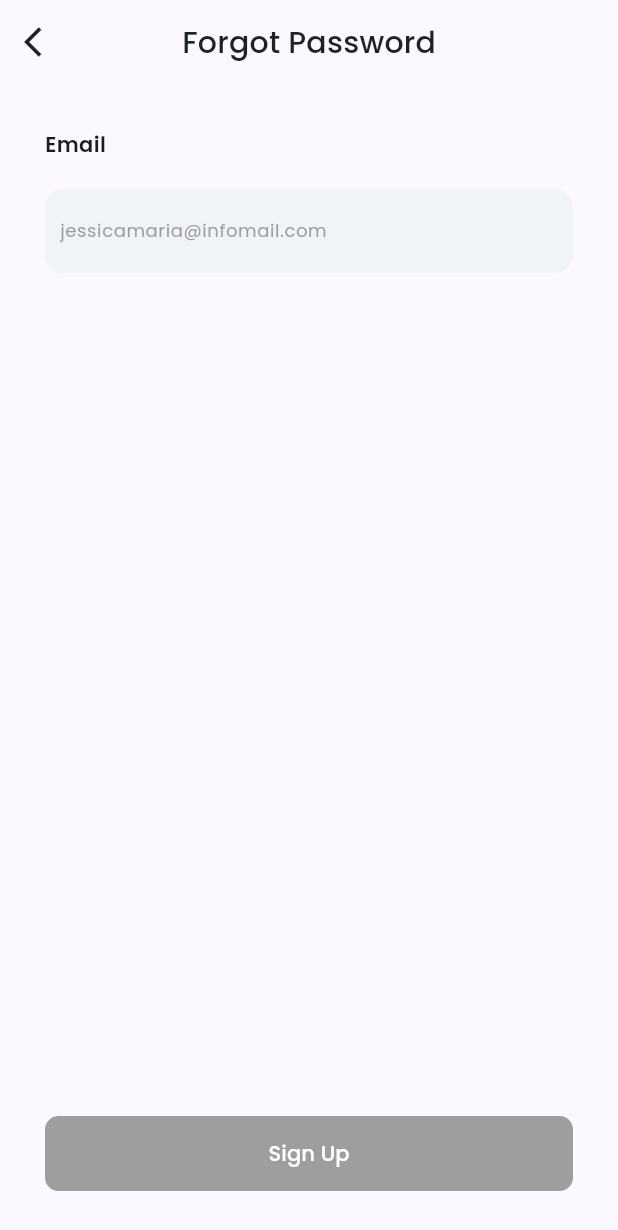
After one commit to mbaka-bilal/ecommerce_dummy_app, a Flutter app: the ForgotPasswordScreen screen opened directly, on a phone screen of 412 x 824 dp. The commit adds this screen. Shown: the top 1230 px of the screen. Run offline on Flutter 3.47's test engine with Material 2 defaults, Android fonts, the phone set to English and light mode, and no system bars; our stand-ins replace flutter_bloc, flutter_svg.

Commit message:
Reset password screen (UI)

```diff
--- /dev/null
+++ b/lib/forgot_password/screens/forgot_password_screen.dart
@@ -0,0 +1,118 @@
+import 'package:ecommerce_dummy_app/forgot_password/screens/email_sent_screen.dart';
+import 'package:flutter/material.dart';
+import 'package:flutter_bloc/flutter_bloc.dart';
+
+import '../../bloc/form_state_cubit.dart';
+import '../../utils/appstyles.dart';
+import '../../utils/validator.dart';
+import '../../widgets/my_form.dart';
+import '../../widgets/mybutton.dart';
+
+class ForgotPasswordScreen extends StatelessWidget {
+  const ForgotPasswordScreen({Key? key}) : super(key: key);
+
+  @override
+  Widget build(BuildContext context) {
+    const double smallSpace = 10;
+    const double mediumSpace = 20;
+    final emailController = TextEditingController();
+    final GlobalKey<FormState> forgotPasswordformKey = GlobalKey<FormState>();
+
+    return Scaffold(
+      appBar: AppBar(
+        leading: IconButton(onPressed: () {
+          context.read<LoginFormStatus>().reset();
+          Navigator.of(context).pop();
+        },
+          icon: const Icon(Icons.arrow_back_ios, color: AppColors.gray,),
+        ),
+        title: Text(
+          "Forgot Password",
+          style: Theme
+              .of(context)
+              .textTheme
+              .titleMedium!
+              .copyWith(
+            color: AppColors.gray,
+          ),
+        ),
+        centerTitle: true,
+      ),
+      body: LayoutBuilder(
+        builder: (context, constraints) =>
+            SingleChildScrollView(
+              child: ConstrainedBox(
+                constraints: BoxConstraints(
+                  minHeight: constraints.maxHeight,
+
+                ),
+                child: Padding(
+                  padding: const EdgeInsets.all(30),
+                  child: Column(
+
+                    crossAxisAlignment: CrossAxisAlignment.start,
+                    mainAxisAlignment: MainAxisAlignment.spaceBetween,
+                    mainAxisSize: MainAxisSize.max,
+                    children: [
+                      Form(
+                        key: forgotPasswordformKey,
+                        child: Column(
+                          crossAxisAlignment: CrossAxisAlignment.start,
+                          children: [
+                            Text(
+                              "Email",
+                              style: Theme
+                                  .of(context)
+                                  .textTheme
+                                  .bodyMedium,
+                            ),
+                            const SizedBox(
+                              height: mediumSpace,
+                            ),
+                            MyFormField(
+                              formKey: forgotPasswordformKey,
+                              formFieldValidator: FormValidator.validateEmail,
+                              textEditingController: emailController,
+                              keyboardType: TextInputType.emailAddress,
+                              isPassword: false,
+                              hint: Text("jessicamaria@infomail.com",
+                                  style: Theme
+                                      .of(context)
+                                      .textTheme
+                                      .bodySmall!
+                                      .copyWith(color: Colors.grey)),
+                            ),
+                          ],
+                        ),
+                      ),
+
+                      const SizedBox(
+                        height: mediumSpace,
+                      ),
+                      BlocBuilder<LoginFormStatus, bool>(
+                        builder: (context, state) =>
+                            MyButton(
+                              text: "Sign Up",
+                              height: 50,
+                              width: double.infinity,
+                              function: (state)
+                                  ? () {
+                                Navigator.of(context).push(
+                                    MaterialPageRoute(builder: (
+                                        context) => const ResetLinkSentScreen())
+                                );
+                              }
+                                  : null,
+                              buttonColor: AppColors.blue,
+                            ),
+                      ),
+                    ],
+                  ),
+
+                ),
+              ),
+            ),
+      ),
+    );
+  }
+}
--- a/lib/main.dart
+++ b/lib/main.dart
@@ -38,6 +38,7 @@ class MyApp extends StatelessWidget {
             ),
             titleLarge: TextStyle(
               fontWeight: FontWeight.w600,
+              fontSize: 28,
             ),
 
             bodySmall: TextStyle(
--- a/lib/signup/screens/signup.dart
+++ b/lib/signup/screens/signup.dart
@@ -22,7 +22,10 @@ class SignUpScreen extends StatelessWidget {
 
     return Scaffold(
       appBar: AppBar(
-        leading: IconButton(onPressed: ()=>Navigator.of(context).pop(),
+        leading: IconButton(onPressed: () {
+          context.read<LoginFormStatus>().reset();
+          Navigator.of(context).pop();
+        },
         icon: const Icon(Icons.arrow_back_ios,color: AppColors.gray,),
         ),
         title: Text(
--- a/lib/utils/app_images.dart
+++ b/lib/utils/app_images.dart
@@ -9,4 +9,7 @@ class AppImages {
   static const thirdOnBoardingImage = "${basePath}onboarding_two.svg";
   static const faceBook = "${basePath}facebook.svg";
   static const google = "${basePath}google.svg";
+  static const mail = "${basePath}mail.svg";
+  static const mailPng = "${basePath}mail.png";
+  static const ghuxt = "${basePath}ghuxt.svg";
 }
--- a/lib/utils/appstyles.dart
+++ b/lib/utils/appstyles.dart
@@ -4,5 +4,6 @@ class AppColors {
   static const blue = Color(0xFF364FD4);
   static const gray = Color(0xFF1E2126);
   static const gray07 = Color(0xFFF0F3F8);
+  static const gray03 = Color(0xFF828B9A);
   static const success = Color(0xFF00CC96);
 }
--- a/lib/widgets/my_form.dart
+++ b/lib/widgets/my_form.dart
@@ -1,7 +1,7 @@
-import 'package:ecommerce_dummy_app/bloc/form_state_cubit.dart';
 import 'package:flutter/material.dart';
 import 'package:flutter_bloc/flutter_bloc.dart';
 
+import '../bloc/form_state_cubit.dart';
 import '../utils/appstyles.dart';
 
 class MyFormField extends StatefulWidget {
```
Also changed, not shown: lib/forgot_password/screens/email_sent_screen.dart (added, +74 -0 lines), lib/login/screens/login_screen.dart (+8 -3 lines), assets/images/ghuxt.svg (added), assets/images/mail.png (added), assets/images/mail.svg (added).
